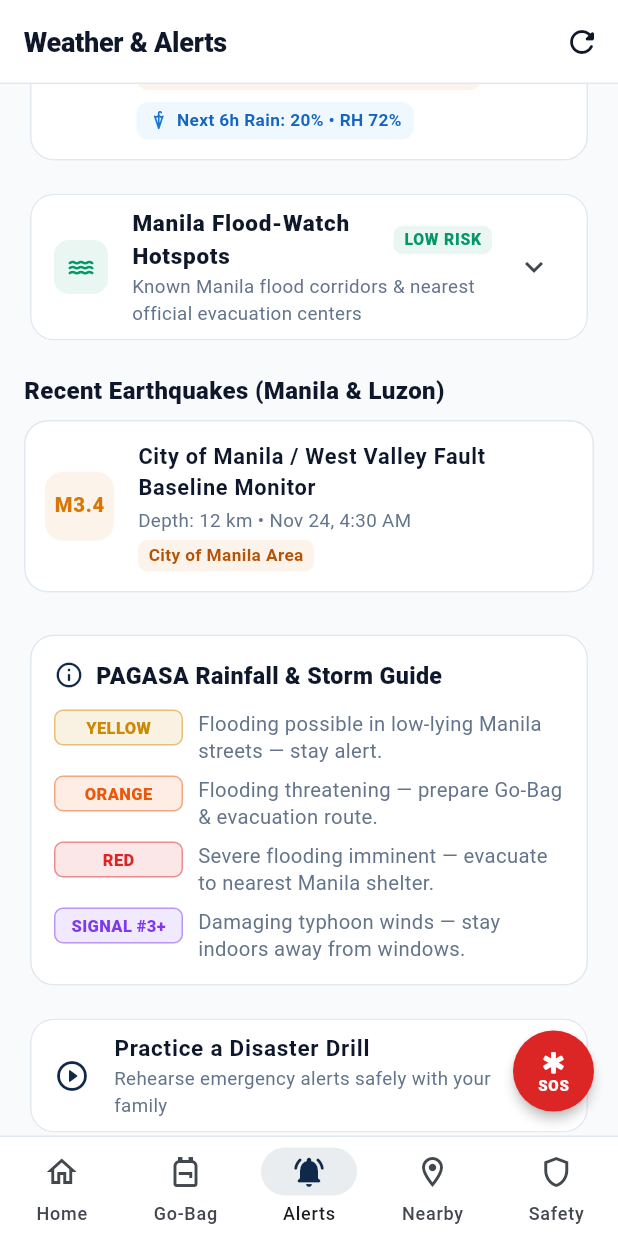
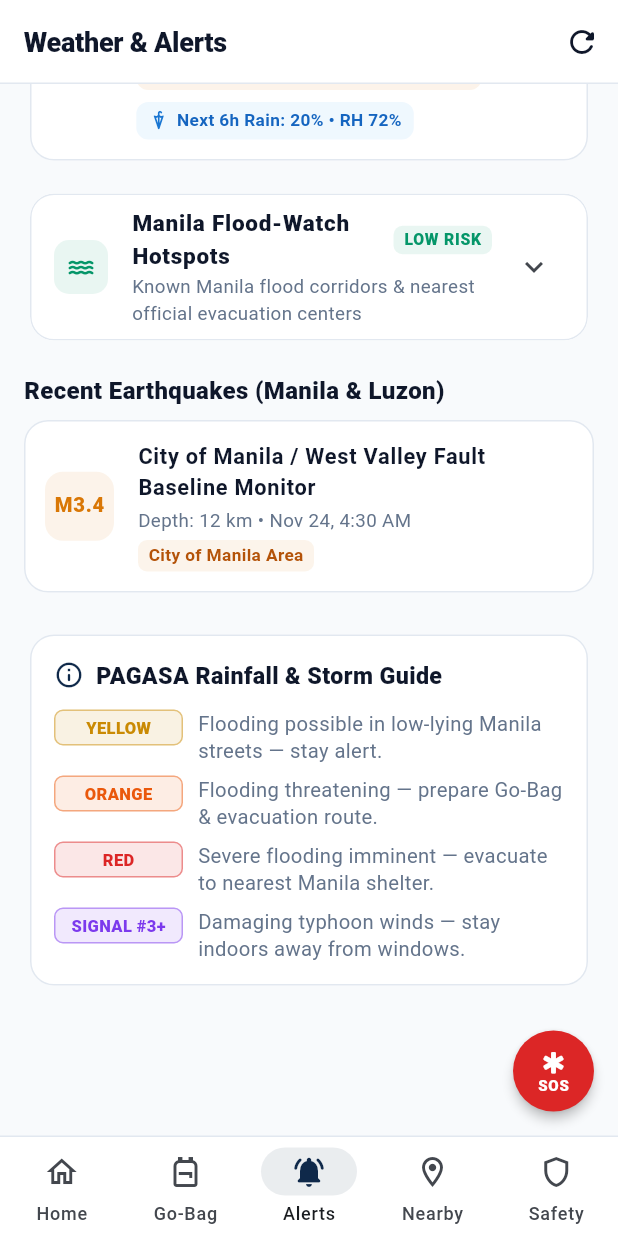
Before and after one commit to stevenalto123/yang, a Flutter app: the screen it shows after launch, item 3 of the bottom bar chosen, scrolled down 628 dp, on a phone screen of 412 x 824 dp. Run offline on Flutter 3.47's test engine with Material 3 defaults, Android fonts, the phone set to English and light mode, and no system bars; our stand-ins replace flutter_map, latlong2, shared_preferences, web; missing offline and left inert: dart:js_interop; network calls fail; statements that could not run were skipped.

Commit message:
Remove Practice a Disaster Drill UI and wire Alerts tab dot to live Manila hazards

```diff
--- a/lib/main.dart
+++ b/lib/main.dart
@@ -160,7 +160,7 @@ class _MainNavigationScreenState extends State<MainNavigationScreen> {
     final s = AppStrings(settings.isFilipino);
 
     final alertCount = kit.expiredItemsCount + kit.expiringSoonItemsCount;
-    final isDrillActive = monitoring.drillMode != DrillAlertMode.liveNormal;
+    final hasActiveHazard = monitoring.isHazardActive;
 
     final selectedColor =
         isDark ? Colors.lightBlue.shade200 : AppTheme.primaryNavy;
@@ -185,19 +185,10 @@ class _MainNavigationScreenState extends State<MainNavigationScreen> {
       children: screens,
     );
 
-    final hasTopBanner = isDrillActive || !_isOnline;
-    final contentWithDrill = hasTopBanner
+    final bodyContent = !_isOnline
         ? Column(
             children: [
-              if (!_isOnline)
-                _OfflineModeBanner(isFil: settings.isFilipino),
-              if (isDrillActive)
-                _DrillModeBanner(
-                  label: '${s.drillBannerText}: ${monitoring.drillMode.label}',
-                  exitLabel: s.exitDrill,
-                  onExit: () =>
-                      monitoring.setDrillMode(DrillAlertMode.liveNormal),
-                ),
+              _OfflineModeBanner(isFil: settings.isFilipino),
               Expanded(
                 child: MediaQuery.removePadding(
                   context: context,
@@ -217,7 +208,7 @@ class _MainNavigationScreenState extends State<MainNavigationScreen> {
               currentIndex: _currentIndex,
               onSelectTab: _onNavigateTab,
               alertCount: alertCount,
-              isDrillActive: isDrillActive,
+              hasActiveHazard: hasActiveHazard,
               isDark: isDark,
               settings: settings,
               auth: auth,
@@ -227,14 +218,14 @@ class _MainNavigationScreenState extends State<MainNavigationScreen> {
               width: 1,
               color: isDark ? AppTheme.darkBorder : AppTheme.lightBorder,
             ),
-            Expanded(child: contentWithDrill),
+            Expanded(child: bodyContent),
           ],
         ),
       );
     }
 
     return Scaffold(
-      body: contentWithDrill,
+      body: bodyContent,
       floatingActionButton: SizedBox(
         width: 54,
         height: 54,
@@ -302,7 +293,7 @@ class _MainNavigationScreenState extends State<MainNavigationScreen> {
                 label: s.navKit,
               ),
               NavigationDestination(
-                icon: isDrillActive
+                icon: hasActiveHazard
                     ? const Badge(
                         backgroundColor: AppTheme.dangerRed,
                         child: Icon(Icons.notifications_active_outlined),
@@ -337,7 +328,7 @@ class _DesktopSidebar extends StatelessWidget {
   final int currentIndex;
   final ValueChanged<int> onSelectTab;
   final int alertCount;
-  final bool isDrillActive;
+  final bool hasActiveHazard;
   final bool isDark;
   final SettingsProvider settings;
   final AuthProvider auth;
@@ -347,7 +338,7 @@ class _DesktopSidebar extends StatelessWidget {
     required this.currentIndex,
     required this.onSelectTab,
     required this.alertCount,
-    required this.isDrillActive,
+    required this.hasActiveHazard,
     required this.isDark,
     required this.settings,
     required this.auth,
@@ -379,7 +370,7 @@ class _DesktopSidebar extends StatelessWidget {
         selectedIcon: Icons.notifications_active_rounded,
         label: s.navMonitor,
         badgeCount: 0,
-        showDot: isDrillActive,
+        showDot: hasActiveHazard,
       ),
       (
         icon: Icons.location_on_outlined,
@@ -719,76 +710,6 @@ class _DesktopSidebar extends StatelessWidget {
   }
 }
 
-class _DrillModeBanner extends StatelessWidget {
-  final String label;
-  final String exitLabel;
-  final VoidCallback onExit;
-
-  const _DrillModeBanner({
-    required this.label,
-    required this.exitLabel,
-    required this.onExit,
-  });
-
-  @override
-  Widget build(BuildContext context) {
-    return Container(
-      width: double.infinity,
-      color: const Color(0xFFFEF3C7),
-      child: SafeArea(
-        bottom: false,
-        child: Container(
-          padding: const EdgeInsets.symmetric(horizontal: 14, vertical: 8),
-          decoration: const BoxDecoration(
-            border: Border(
-              bottom: BorderSide(color: Color(0xFFF59E0B), width: 1.5),
-            ),
-          ),
-          child: Row(
-            children: [
-              const Icon(
-                Icons.info_outline_rounded,
-                color: Color(0xFF92400E),
-                size: 19,
-              ),
-              const SizedBox(width: 8),
-              Expanded(
-                child: Text(
-                  label,
-                  maxLines: 1,
-                  overflow: TextOverflow.ellipsis,
-                  style: const TextStyle(
-                    fontSize: 13.5,
-                    fontWeight: FontWeight.w700,
-                    color: Color(0xFF78350F),
-                  ),
-                ),
-              ),
-              const SizedBox(width: 8),
-              FilledButton(
-                style: FilledButton.styleFrom(
-                  backgroundColor: const Color(0xFF92400E),
-                  foregroundColor: Colors.white,
-                  minimumSize: const Size(0, 34),
-                  padding: const EdgeInsets.symmetric(horizontal: 12),
-                ),
-                onPressed: onExit,
-                child: Text(
-                  exitLabel,
-                  style: const TextStyle(
-                    fontSize: 12.5,
-                    fontWeight: FontWeight.bold,
-                  ),
-                ),
-              ),
-            ],
-          ),
-        ),
-      ),
-    );
-  }
-}
-
 class _OfflineModeBanner extends StatelessWidget {
   final bool isFil;
 
--- a/lib/providers/monitoring_provider.dart
+++ b/lib/providers/monitoring_provider.dart
@@ -2,7 +2,6 @@ import 'dart:convert';
 import 'package:flutter/foundation.dart';
 import 'package:http/http.dart' as http;
 import 'package:shared_preferences/shared_preferences.dart';
-import '../models/disaster_protocol.dart';
 import '../utils/location_service.dart';
 
 class SeismicEvent {
@@ -110,41 +109,6 @@ class WeatherSnapshot {
   }
 }
 
-enum DrillAlertMode {
-  liveNormal,
-  typhoonSignal3,
-  earthquakeAlert,
-  floodRedWarning,
-}
-
-extension DrillAlertModeExt on DrillAlertMode {
-  String get label {
-    switch (this) {
-      case DrillAlertMode.liveNormal:
-        return 'Live Monitoring (Normal)';
-      case DrillAlertMode.typhoonSignal3:
-        return 'Typhoon Signal #3';
-      case DrillAlertMode.earthquakeAlert:
-        return 'Earthquake (M6.2)';
-      case DrillAlertMode.floodRedWarning:
-        return 'Red Flood Warning';
-    }
-  }
-
-  DisasterType? get linkedDisaster {
-    switch (this) {
-      case DrillAlertMode.liveNormal:
-        return null;
-      case DrillAlertMode.typhoonSignal3:
-        return DisasterType.typhoon;
-      case DrillAlertMode.earthquakeAlert:
-        return DisasterType.earthquake;
-      case DrillAlertMode.floodRedWarning:
-        return DisasterType.flood;
-    }
-  }
-}
-
 class DrrmAdvisory {
   final String id;
   final String title;
@@ -198,7 +162,6 @@ class MonitoringProvider extends ChangeNotifier {
   WeatherSnapshot? _weather;
   List<SeismicEvent> _earthquakes = [];
   List<DrrmAdvisory> _advisories = [];
-  DrillAlertMode _drillMode = DrillAlertMode.liveNormal;
   List<Map<String, String>> _safetyLog = [];
   double _lastLat = 14.5822;
   double _lastLng = 120.9882;
@@ -218,7 +181,6 @@ class MonitoringProvider extends ChangeNotifier {
   WeatherSnapshot? get weather => _weather;
   List<SeismicEvent> get earthquakes => List.unmodifiable(_earthquakes);
   List<DrrmAdvisory> get advisories => List.unmodifiable(_advisories);
-  DrillAlertMode get drillMode => _drillMode;
   List<Map<String, String>> get safetyLog => List.unmodifiable(_safetyLog);
 
   bool _hasSignificantManilaQuake() {
@@ -235,10 +197,6 @@ class MonitoringProvider extends ChangeNotifier {
       _weather != null && _weather!.apparentTemperatureC >= 42.0;
 
   bool get isFloodRiskElevated {
-    if (_drillMode == DrillAlertMode.floodRedWarning ||
-        _drillMode == DrillAlertMode.typhoonSignal3) {
-      return true;
-    }
     if (_weather == null) return false;
     return _weather!.precipitationMm >= 5.0 ||
         _weather!.rainExpected6hMm >= 15.0 ||
@@ -246,7 +204,6 @@ class MonitoringProvider extends ChangeNotifier {
   }
 
   bool get isHazardActive {
-    if (_drillMode != DrillAlertMode.liveNormal) return true;
     if (_advisories
         .any((a) => a.severity == 'critical' || a.severity == 'warning')) {
       return true;
@@ -262,15 +219,6 @@ class MonitoringProvider extends ChangeNotifier {
   }
 
   String friendlyStatusLabel(bool isFil) {
-    if (_drillMode == DrillAlertMode.earthquakeAlert) {
-      return isFil ? 'Practice: Alerto sa Lindol' : 'Practice: Earthquake Alert';
-    }
-    if (_drillMode == DrillAlertMode.typhoonSignal3) {
-      return isFil ? 'Practice: Bagyo Signal #3' : 'Practice: Typhoon Signal #3';
-    }
-    if (_drillMode == DrillAlertMode.floodRedWarning) {
-      return isFil ? 'Practice: Red Flood Warning' : 'Practice: Red Flood Warning';
-    }
     if (_advisories.any((a) => a.severity == 'critical')) {
       return isFil
           ? 'Opisyal na Kritikal na Abiso (Manila DRRMO)'
@@ -299,10 +247,12 @@ class MonitoringProvider extends ChangeNotifier {
   }
 
   String get currentThreatLevel {
-    if (_drillMode == DrillAlertMode.earthquakeAlert) return 'CRITICAL ALERT';
-    if (_drillMode == DrillAlertMode.typhoonSignal3) return 'HIGH ALERT (TCWS #3)';
-    if (_drillMode == DrillAlertMode.floodRedWarning) return 'RED RAINFALL WARNING';
-
+    if (_advisories.any((a) => a.severity == 'critical')) {
+      return 'CRITICAL DRRM ADVISORY';
+    }
+    if (_advisories.any((a) => a.severity == 'warning')) {
+      return 'MANILA DRRMO WARNING';
+    }
     if (_weather != null &&
         (_weather!.windSpeedKmh >= 60 || _weather!.precipitationMm >= 15)) {
       return 'ELEVATED WEATHER ADVISORY';
@@ -310,11 +260,6 @@ class MonitoringProvider extends ChangeNotifier {
     if (isHeatDanger) return 'DANGER HEAT INDEX';
     if (_hasSignificantManilaQuake()) return 'SIGNIFICANT SEISMIC ACTIVITY';
     return 'All Clear';
-  }
-
-  void setDrillMode(DrillAlertMode mode) {
-    _drillMode = mode;
-    notifyListeners();
   }
 
   Future<void> _loadCachedData() async {
--- a/lib/screens/emergency_monitoring_screen.dart
+++ b/lib/screens/emergency_monitoring_screen.dart
@@ -754,77 +754,6 @@ class EmergencyMonitoringScreen extends StatelessWidget {
                   ),
                 ),
               ),
-              const SizedBox(height: 14),
-
-              // 8. Practice a Disaster Drill (Collapsed by default so households never get confused)
-              Card(
-                clipBehavior: Clip.antiAlias,
-                child: Theme(
-                  data: Theme.of(context)
-                      .copyWith(dividerColor: Colors.transparent),
-                  child: ExpansionTile(
-                    initiallyExpanded:
-                        mon.drillMode != DrillAlertMode.liveNormal,
-                    leading: Icon(
-                      Icons.play_circle_outline_rounded,
-                      color: accentNavy,
-                    ),
-                    title: Text(
-                      isFil
-                          ? 'Magsanay ng Disaster Drill'
-                          : 'Practice a Disaster Drill',
-                      style: TextStyle(
-                        fontSize: 15,
-                        fontWeight: FontWeight.w700,
-                        color: headingColor,
-                      ),
-                    ),
-                    subtitle: Text(
-                      isFil
-                          ? 'Subukan kung paano gumagana ang alerto kasama ang pamilya'
-                          : 'Rehearse emergency alerts safely with your family',
-                      style: TextStyle(fontSize: 12.5, color: subtleText),
-                    ),
-                    childrenPadding:
-                        const EdgeInsets.fromLTRB(16, 0, 16, 16),
-                    children: [
-                      Wrap(
-                        spacing: 8,
-                        runSpacing: 8,
-                        children: DrillAlertMode.values.map((mode) {
-                          final selected = mon.drillMode == mode;
-                          final isNormal = mode == DrillAlertMode.liveNormal;
-                          return ChoiceChip(
-                            showCheckmark: false,
-                            padding: const EdgeInsets.symmetric(
-                              horizontal: 10,
-                              vertical: 8,
-                            ),
-                            label: Text(
-                              mode.label,
-                              style: TextStyle(
-                                fontSize: 13.5,
-                                color: selected ? Colors.white : headingColor,
-                                fontWeight: selected
-                                    ? FontWeight.w700
-                                    : FontWeight.w500,
-                              ),
-                            ),
-                            selected: selected,
-                            selectedColor: isNormal
-                                ? AppTheme.safeGreen
-                                : AppTheme.warningAmber,
-                            backgroundColor: isDark
-                                ? AppTheme.darkElevated
-                                : AppTheme.surfaceBg,
-                            onSelected: (_) => mon.setDrillMode(mode),
-                          );
-                        }).toList(),
-                      ),
-                    ],
-                  ),
-                ),
-              ),
             ],
           ),
         ),
--- a/lib/utils/app_strings.dart
+++ b/lib/utils/app_strings.dart
@@ -64,11 +64,7 @@ class AppStrings {
     }
   }
 
-  // Practice Drill & SOS
-  String get drillBannerText => fil
-      ? 'PRACTICE DRILL LAMANG — HINDI ITO TOTOONG SAKUNA'
-      : 'PRACTICE DRILL ACTIVE — NOT A REAL EMERGENCY';
-  String get exitDrill => fil ? 'Tapusin' : 'End Drill';
+  // SOS
   String get sosDispatchTitle =>
       fil ? 'Mabilisang Tawag at SOS' : 'Emergency Help & SOS';
   String get sosButtonLabel => 'SOS';
```
Also changed, not shown: 2 other files.
